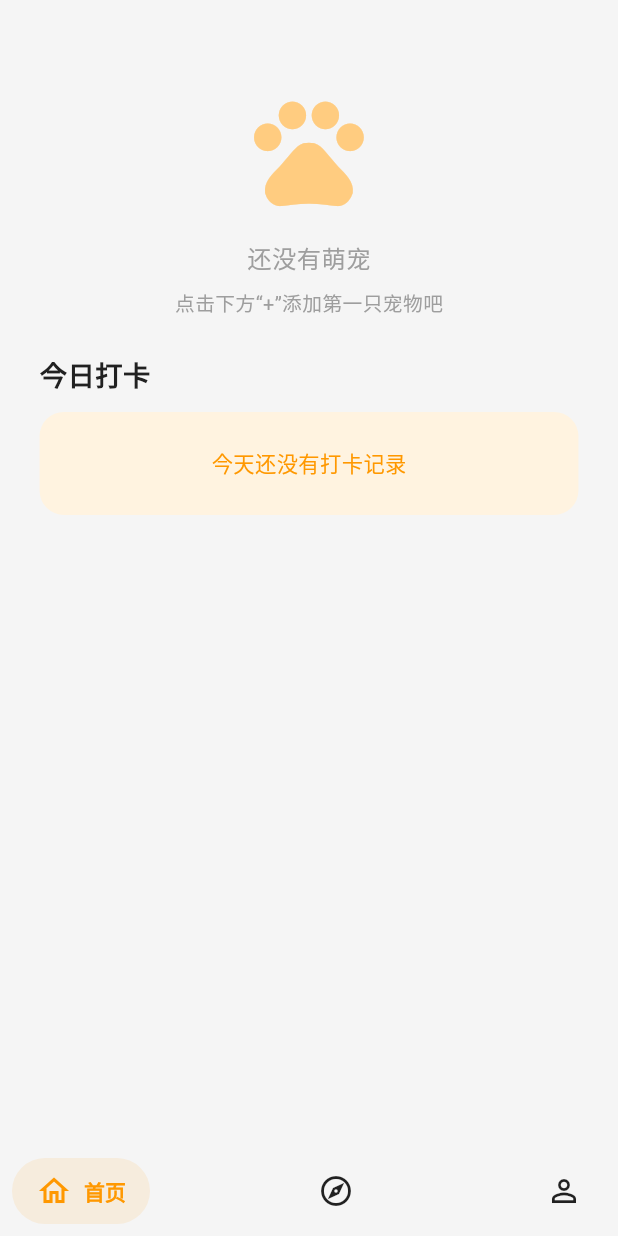
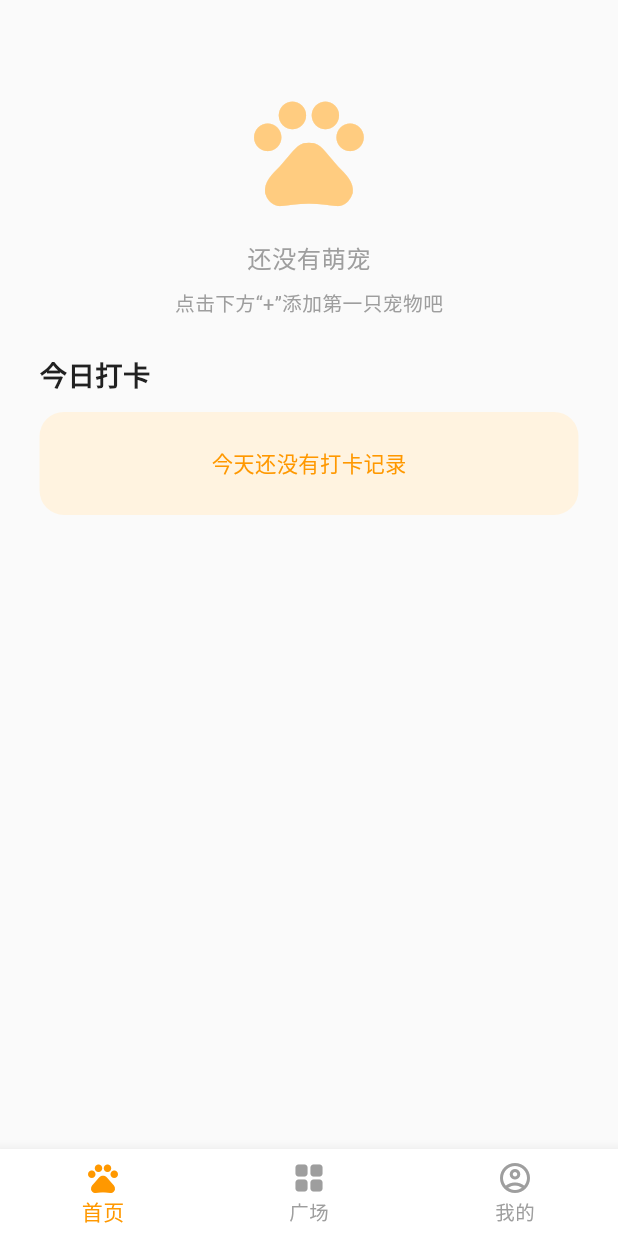
Before and after one commit to guoruncheng-web/PetCheckIn, a Flutter app: the MainPage screen opened by its route, on a phone screen of 412 x 824 dp. Run offline on Flutter 3.47's test engine with Material 3 defaults, Android fonts, the phone set to English and light mode, and no system bars; drawn by our look-alikes of salomon_bottom_bar; our stand-ins replace badges, dio, flutter_screenutil, flutter_slidable, logger, pull_to_refresh and 2 more; missing offline and left inert: alice, alice_dio; accounts and stored records are empty; statements that could not run were skipped.

Commit message:
refactor: 统一所有页面背景色为 Colors.grey.shade50
- 在 MainPage 的 Scaffold 中统一设置背景色
- 移除子页面中重复的背景色设置
- 确保首页、广场、我的页面背景一致
- 封装 AppBottomBar 组件

🤖 Generated with [Claude Code](https://claude.com/claude-code)

Co-Authored-By: Claude <noreply@anthropic.com>

```diff
--- a/pet_checkin/lib/pages/main_page.dart
+++ b/pet_checkin/lib/pages/main_page.dart
@@ -1,8 +1,8 @@
 import 'package:flutter/material.dart';
-import 'package:salomon_bottom_bar/salomon_bottom_bar.dart';
 import 'package:pet_checkin/pages/home/home_page.dart';
 import 'package:pet_checkin/pages/square/square_page.dart';
 import 'package:pet_checkin/pages/profile/profile_page.dart';
+import 'package:pet_checkin/ui/components/app_bottom_bar.dart';
 
 class MainPage extends StatefulWidget {
   const MainPage({super.key});
@@ -23,27 +23,11 @@ class _MainPageState extends State<MainPage> {
   @override
   Widget build(BuildContext context) {
     return Scaffold(
+      backgroundColor: Colors.grey.shade50,
       body: _pages[_currentIndex],
-      bottomNavigationBar: SalomonBottomBar(
+      bottomNavigationBar: AppBottomBar(
         currentIndex: _currentIndex,
         onTap: (i) => setState(() => _currentIndex = i),
-        items: [
-          SalomonBottomBarItem(
-            icon: const Icon(Icons.home_outlined),
-            title: const Text('首页'),
-            selectedColor: Colors.orange,
-          ),
-          SalomonBottomBarItem(
-            icon: const Icon(Icons.explore_outlined),
-            title: const Text('广场'),
-            selectedColor: Colors.orange,
-          ),
-          SalomonBottomBarItem(
-            icon: const Icon(Icons.person_outline),
-            title: const Text('我的'),
-            selectedColor: Colors.orange,
-          ),
-        ],
       ),
     );
   }
--- a/pet_checkin/lib/pages/profile/profile_page.dart
+++ b/pet_checkin/lib/pages/profile/profile_page.dart
@@ -70,7 +70,6 @@ class _ProfilePageState extends State<ProfilePage> {
       return const Center(child: Text('未找到用户信息'));
     }
     return Scaffold(
-      backgroundColor: Colors.grey.shade50,
       body: CustomScrollView(
         slivers: [
           SliverToBoxAdapter(child: SizedBox(height: 32.h)),
--- a/pet_checkin/lib/pages/square/square_page.dart
+++ b/pet_checkin/lib/pages/square/square_page.dart
@@ -115,7 +115,6 @@ class _SquarePageState extends State<SquarePage> {
   @override
   Widget build(BuildContext context) {
     return Scaffold(
-      backgroundColor: Colors.grey.shade50,
       appBar: AppBar(
         title: const Text('萌宠广场'),
         elevation: 0,
--- a/pet_checkin/lib/ui/components/app_bottom_bar.dart
+++ b/pet_checkin/lib/ui/components/app_bottom_bar.dart
@@ -1,7 +1,6 @@
 import 'package:flutter/material.dart';
-import '../utils/ui_kit.dart';
 
-/// 三段式底部导航
+/// 底部导航栏组件
 class AppBottomBar extends StatelessWidget {
   final int currentIndex;
   final ValueChanged<int> onTap;
@@ -14,27 +13,26 @@ class AppBottomBar extends StatelessWidget {
 
   @override
   Widget build(BuildContext context) {
-    return SalomonBottomBar(
+    return BottomNavigationBar(
       currentIndex: currentIndex,
       onTap: onTap,
-      items: [
-        SalomonBottomBarItem(
-          icon: const Icon(Icons.home_outlined),
-          activeIcon: const Icon(Icons.home),
-          title: const Text('首页'),
-          selectedColor: Theme.of(context).colorScheme.primary,
+      type: BottomNavigationBarType.fixed,
+      selectedItemColor: Colors.orange,
+      unselectedItemColor: Colors.grey,
+      selectedFontSize: 14,
+      unselectedFontSize: 13,
+      items: const [
+        BottomNavigationBarItem(
+          icon: Icon(Icons.pets),
+          label: '首页',
         ),
-        SalomonBottomBarItem(
-          icon: const Icon(Icons.explore_outlined),
-          activeIcon: const Icon(Icons.explore),
-          title: const Text('广场'),
-          selectedColor: Theme.of(context).colorScheme.primary,
+        BottomNavigationBarItem(
+          icon: Icon(Icons.grid_view_rounded),
+          label: '广场',
         ),
-        SalomonBottomBarItem(
-          icon: const Icon(Icons.person_outline),
-          activeIcon: const Icon(Icons.person),
-          title: const Text('我的'),
-          selectedColor: Theme.of(context).colorScheme.primary,
+        BottomNavigationBarItem(
+          icon: Icon(Icons.account_circle_outlined),
+          label: '我的',
         ),
       ],
     );
```
